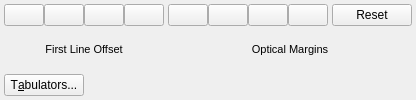
Old version of the form scribus/ui/propertywidget_optmarginsbase.ui in the repository nitramr/scribus.
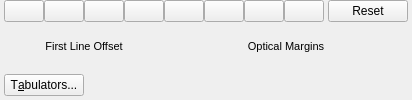
New version of the form. Icons and pictures are not drawn.

What changed in the file:
```diff
--- a/scribus/ui/propertywidget_optmarginsbase.ui
+++ b/scribus/ui/propertywidget_optmarginsbase.ui
@@ -16,13 +16,13 @@
   </property>
   <layout class="QVBoxLayout" name="verticalLayout_3" stretch="0,0">
    <property name="spacing">
-    <number>2</number>
+    <number>4</number>
    </property>
    <property name="leftMargin">
     <number>4</number>
    </property>
    <property name="topMargin">
-    <number>4</number>
+    <number>0</number>
    </property>
    <property name="rightMargin">
     <number>4</number>
@@ -31,9 +31,9 @@
     <number>4</number>
    </property>
    <item>
-    <layout class="QHBoxLayout" name="horizontalLayout">
+    <layout class="QHBoxLayout" name="horizontalLayout" stretch="0,1,0">
      <property name="spacing">
-      <number>4</number>
+      <number>0</number>
      </property>
      <item>
       <layout class="QVBoxLayout" name="verticalLayout_2">
@@ -168,7 +168,7 @@
        </property>
        <property name="sizeHint" stdset="0">
         <size>
-         <width>4</width>
+         <width>40</width>
          <height>10</height>
         </size>
        </property>
@@ -353,7 +353,7 @@
    <item>
     <layout class="QHBoxLayout" name="horizontalLayout_3">
      <property name="spacing">
-      <number>4</number>
+      <number>0</number>
      </property>
      <item>
       <widget class="QPushButton" name="tabsButton">
```
